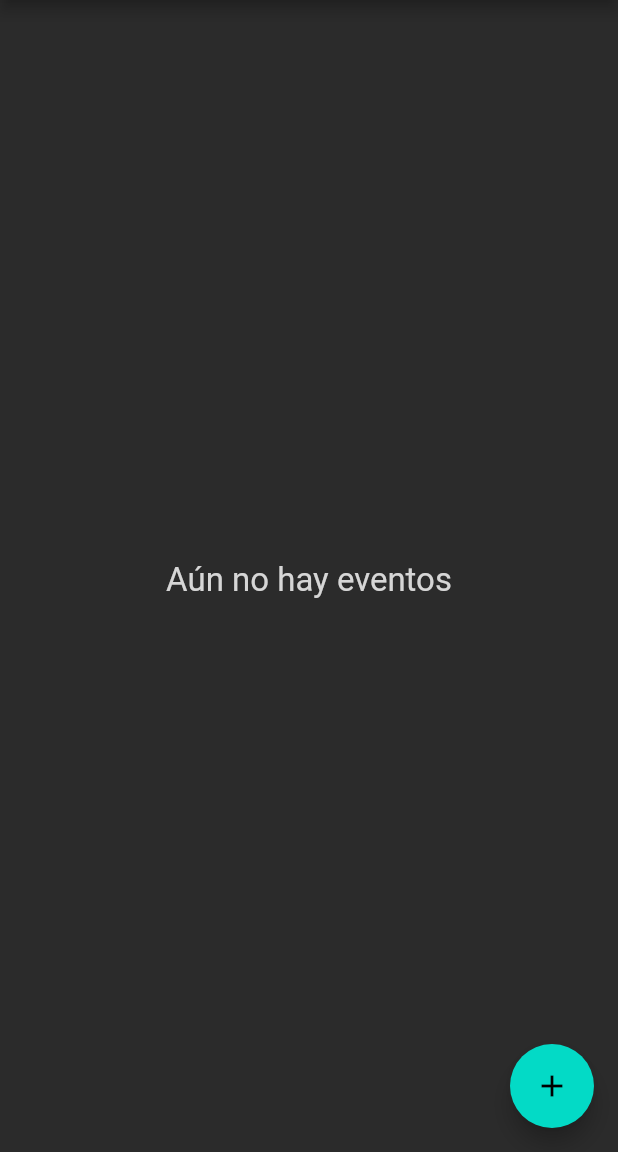
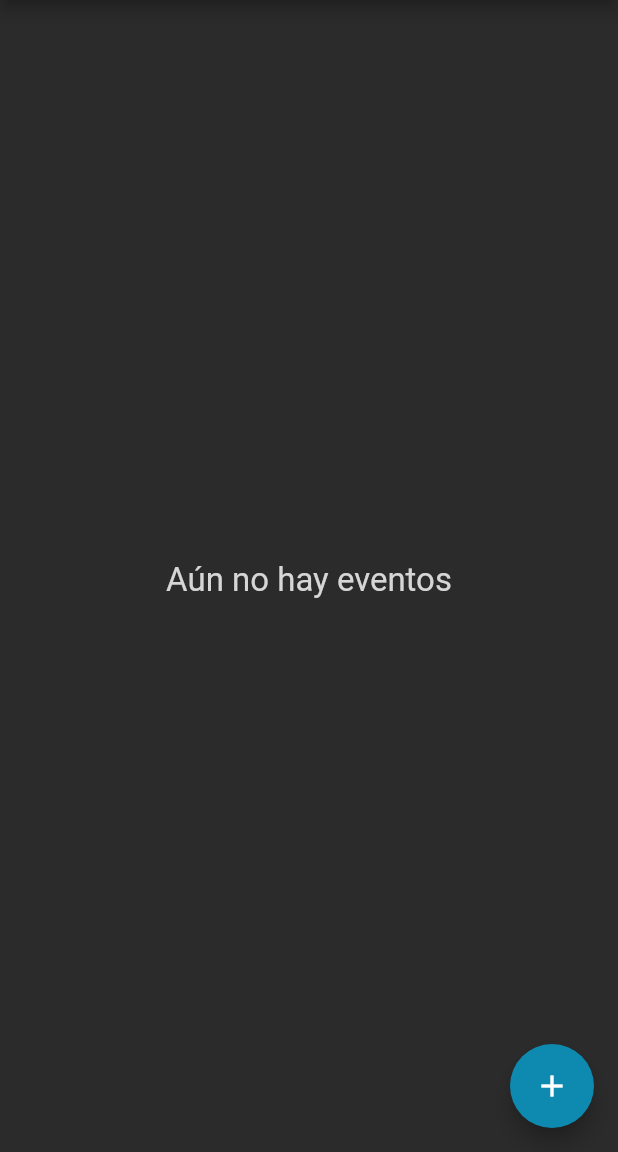
Before and after one commit to GuateGeeks/GeeksDayFlutter, a Flutter app: the screen it shows once a user with an empty profile is signed in, on a phone screen of 412 x 824 dp, the part 84-1236 px from its top. Run offline on Flutter 3.47's test engine with Material 2 defaults, Android fonts, the phone set to English and light mode, and no system bars; our stand-ins replace cloud_firestore, equatable, firebase_auth, firebase_core, firebase_storage, flutter_bloc and 5 more; missing offline and left inert: dart:html, dart:js, image_whisperer, multiavatar, random_password_generator; accounts and stored records are empty.

Commit message:
Ticket #61 change color floatingActionButtom

```diff
--- a/lib/ui/event/main_events.dart
+++ b/lib/ui/event/main_events.dart
@@ -69,6 +69,8 @@ class MainEvent extends StatelessWidget {
 
   Widget floatingButton(BuildContext context) {
     return FloatingActionButton(
+
+      backgroundColor: Color(0xFF0E89AF),
       onPressed: () {
         showModalBottomSheet(
           backgroundColor: Colors.transparent,
@@ -79,7 +81,10 @@ class MainEvent extends StatelessWidget {
         );
       },
       tooltip: "Agregar Nuevo Evento",
-      child: Icon(Icons.add),
+      child: Icon(
+        Icons.add,
+        color: Colors.white,
+      ),
     );
   }
 
```
